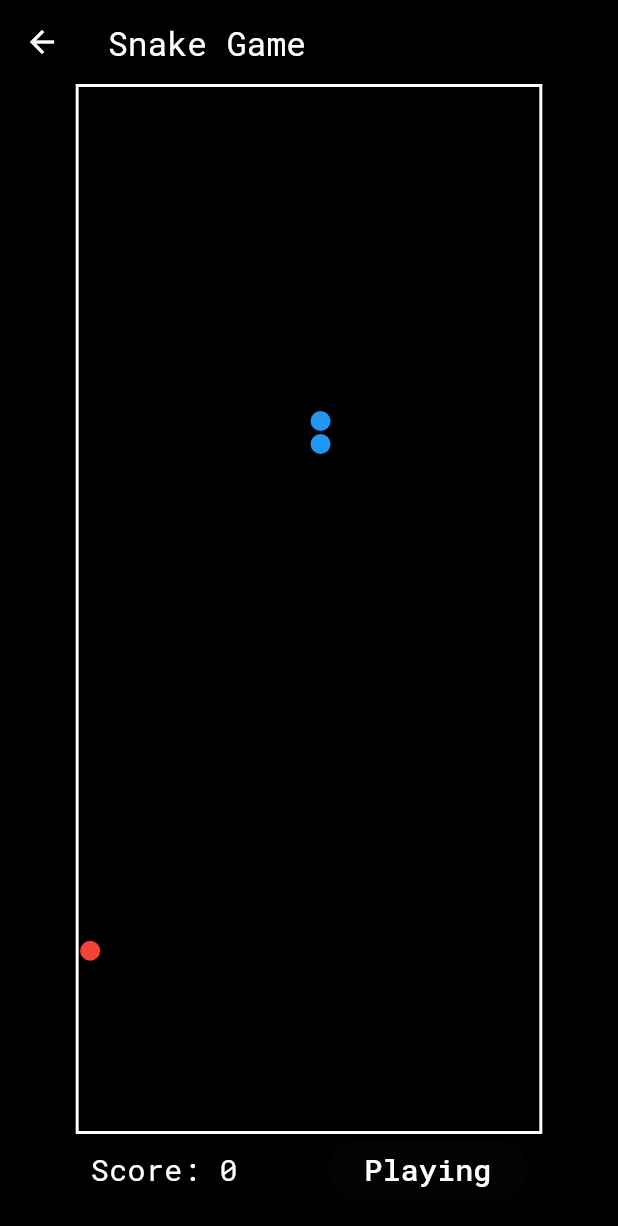
After one commit to thiagoloureiro/AlertHawk.Mobile, a Flutter app: the SnakeGame screen opened directly, after a tap on "Start", on a phone screen of 412 x 824 dp. The commit adds this screen. Shown: the top 1226 px of the screen. Run offline on Flutter 3.47's test engine with Material 3 defaults, Android fonts, the phone set to English and light mode, and no system bars; our stand-ins replace fl_chart, flutter_dotenv, font_awesome_flutter, google_fonts, shared_preferences; missing offline and left inert: aad_oauth, mobile_scanner; accounts and stored records are empty; network calls fail.

Commit message:
:) don't tell anyone! it's a secret!

```diff
--- /dev/null
+++ b/lib/games/snake_game.dart
@@ -0,0 +1,219 @@
+import 'dart:async';
+import 'dart:math';
+import 'package:flutter/material.dart';
+import 'package:google_fonts/google_fonts.dart';
+
+class SnakeGame extends StatefulWidget {
+  const SnakeGame({super.key});
+
+  @override
+  State<SnakeGame> createState() => _SnakeGameState();
+}
+
+class _SnakeGameState extends State<SnakeGame> {
+  static List<Color> colors = [
+    Colors.red,
+    Colors.green,
+    Colors.blue,
+    Colors.yellow,
+    Colors.purple,
+    Colors.orange,
+  ];
+
+  final int squaresPerRow = 20;
+  final int squaresPerCol = 40;
+  final fontStyle = GoogleFonts.robotoMono(color: Colors.white, fontSize: 20.0);
+  final randomGen = Random();
+
+  var snake = [
+    [0, 0],
+  ];
+  var food = [0, 2];
+  var direction = 'up';
+  var isPlaying = false;
+  var score = 0;
+  Timer? timer;
+
+  void startGame() {
+    const duration = Duration(milliseconds: 200);
+    snake = [
+      [(squaresPerRow / 2).floor(), (squaresPerCol / 2).floor()]
+    ];
+    snake.add([snake.first[0], snake.first[1] + 1]);
+    createFood();
+    isPlaying = true;
+    timer = Timer.periodic(duration, (Timer timer) {
+      moveSnake();
+      if (checkGameOver()) {
+        timer.cancel();
+        endGame();
+      }
+    });
+  }
+
+  void moveSnake() {
+    setState(() {
+      switch (direction) {
+        case 'up':
+          snake.insert(0, [snake.first[0], snake.first[1] - 1]);
+          break;
+        case 'down':
+          snake.insert(0, [snake.first[0], snake.first[1] + 1]);
+          break;
+        case 'left':
+          snake.insert(0, [snake.first[0] - 1, snake.first[1]]);
+          break;
+        case 'right':
+          snake.insert(0, [snake.first[0] + 1, snake.first[1]]);
+          break;
+      }
+
+      if (snake.first[0] == food[0] && snake.first[1] == food[1]) {
+        createFood();
+        score += 5;
+      } else {
+        snake.removeLast();
+      }
+    });
+  }
+
+  void createFood() {
+    food = [
+      randomGen.nextInt(squaresPerRow),
+      randomGen.nextInt(squaresPerCol),
+    ];
+  }
+
+  bool checkGameOver() {
+    if (!isPlaying ||
+        snake.first[1] < 0 ||
+        snake.first[1] >= squaresPerCol ||
+        snake.first[0] < 0 ||
+        snake.first[0] >= squaresPerRow) {
+      return true;
+    }
+
+    for (var i = 1; i < snake.length; i++) {
+      if (snake[i][0] == snake.first[0] && snake[i][1] == snake.first[1]) {
+        return true;
+      }
+    }
+    return false;
+  }
+
+  void endGame() {
+    isPlaying = false;
+    score = 0;
+  }
+
+  Widget buildGameView() {
+    return AspectRatio(
+      aspectRatio: squaresPerRow / (squaresPerCol + 5),
+      child: GestureDetector(
+        onVerticalDragUpdate: (details) {
+          if (direction != 'up' && details.delta.dy > 0) {
+            direction = 'down';
+          }
+          if (direction != 'down' && details.delta.dy < 0) {
+            direction = 'up';
+          }
+        },
+        onHorizontalDragUpdate: (details) {
+          if (direction != 'left' && details.delta.dx > 0) {
+            direction = 'right';
+          }
+          if (direction != 'right' && details.delta.dx < 0) {
+            direction = 'left';
+          }
+        },
+        child: Container(
+          decoration: BoxDecoration(
+            color: Colors.black,
+            border: Border.all(
+              color: Colors.white,
+              width: 2.0,
+            ),
+          ),
+          child: GridView.builder(
+            physics: const NeverScrollableScrollPhysics(),
+            gridDelegate: SliverGridDelegateWithFixedCrossAxisCount(
+              crossAxisCount: squaresPerRow,
+            ),
+            itemCount: squaresPerRow * squaresPerCol,
+            itemBuilder: (BuildContext context, int index) {
+              var color = Colors.transparent;
+              var x = (index % squaresPerRow);
+              var y = (index / squaresPerRow).floor();
+
+              if (snake.any((pos) => pos[0] == x && pos[1] == y)) {
+                color = colors[snake.length % colors.length];
+              } else if (food[0] == x && food[1] == y) {
+                color = Colors.red;
+              }
+
+              return Container(
+                margin: const EdgeInsets.all(1),
+                decoration: BoxDecoration(
+                  color: color,
+                  shape: BoxShape.circle,
+                ),
+              );
+            },
+          ),
+        ),
+      ),
+    );
+  }
+
+  @override
+  Widget build(BuildContext context) {
+    return Scaffold(
+      backgroundColor: Colors.black,
+      appBar: AppBar(
+        backgroundColor: Colors.black,
+        title: Text(
+          'Snake Game',
+          style: GoogleFonts.robotoMono(color: Colors.white),
+        ),
+        iconTheme: const IconThemeData(color: Colors.white),
+      ),
+      body: Column(
+        children: [
+          Expanded(
+            child: Center(
+              child: buildGameView(),
+            ),
+          ),
+          Padding(
+            padding: const EdgeInsets.only(bottom: 20),
+            child: Row(
+              mainAxisAlignment: MainAxisAlignment.spaceEvenly,
+              children: [
+                Text(
+                  'Score: $score',
+                  style: fontStyle,
+                ),
+                ElevatedButton(
+                  style: ElevatedButton.styleFrom(
+                    backgroundColor: Colors.blue,
+                  ),
+                  onPressed: isPlaying ? null : startGame,
+                  child: Text(
+                    isPlaying ? 'Playing' : 'Start',
+                    style: fontStyle,
+                  ),
+                ),
+              ],
+            ),
+          ),
+        ],
+      ),
+    );
+  }
+
+  @override
+  void dispose() {
+    timer?.cancel();
+    super.dispose();
+  }
+}
--- a/lib/screens/about_screen.dart
+++ b/lib/screens/about_screen.dart
@@ -3,6 +3,8 @@ import 'package:google_fonts/google_fonts.dart';
 import 'package:http/http.dart' as http;
 import '../config/app_config.dart';
 import 'package:url_launcher/url_launcher.dart';
+import 'dart:async';
+import '../games/snake_game.dart';
 
 class AboutScreen extends StatefulWidget {
   const AboutScreen({super.key});
@@ -13,6 +15,8 @@ class AboutScreen extends StatefulWidget {
 
 class _AboutScreenState extends State<AboutScreen> {
   late Future<String> _version;
+  int _tapCount = 0;
+  Timer? _tapTimer;
 
   @override
   void initState() {
@@ -69,11 +73,28 @@ class _AboutScreenState extends State<AboutScreen> {
                 height: 150,
               ),
               const SizedBox(height: 16),
-              Text(
-                'AlertHawk',
-                style: GoogleFonts.robotoMono(
-                  fontSize: 24,
-                  fontWeight: FontWeight.bold,
+              GestureDetector(
+                onTap: () {
+                  _tapCount++;
+                  _tapTimer?.cancel();
+                  _tapTimer = Timer(const Duration(seconds: 2), () {
+                    _tapCount = 0;
+                  });
+
+                  if (_tapCount >= 5) {
+                    _tapCount = 0;
+                    _tapTimer?.cancel();
+                    Navigator.of(context).push(
+                      MaterialPageRoute(builder: (_) => const SnakeGame()),
+                    );
+                  }
+                },
+                child: Text(
+                  'AlertHawk',
+                  style: GoogleFonts.robotoMono(
+                    fontSize: 24,
+                    fontWeight: FontWeight.bold,
+                  ),
                 ),
               ),
               const SizedBox(height: 32),
@@ -121,4 +142,10 @@ class _AboutScreenState extends State<AboutScreen> {
       ),
     );
   }
+
+  @override
+  void dispose() {
+    _tapTimer?.cancel();
+    super.dispose();
+  }
 }
```
